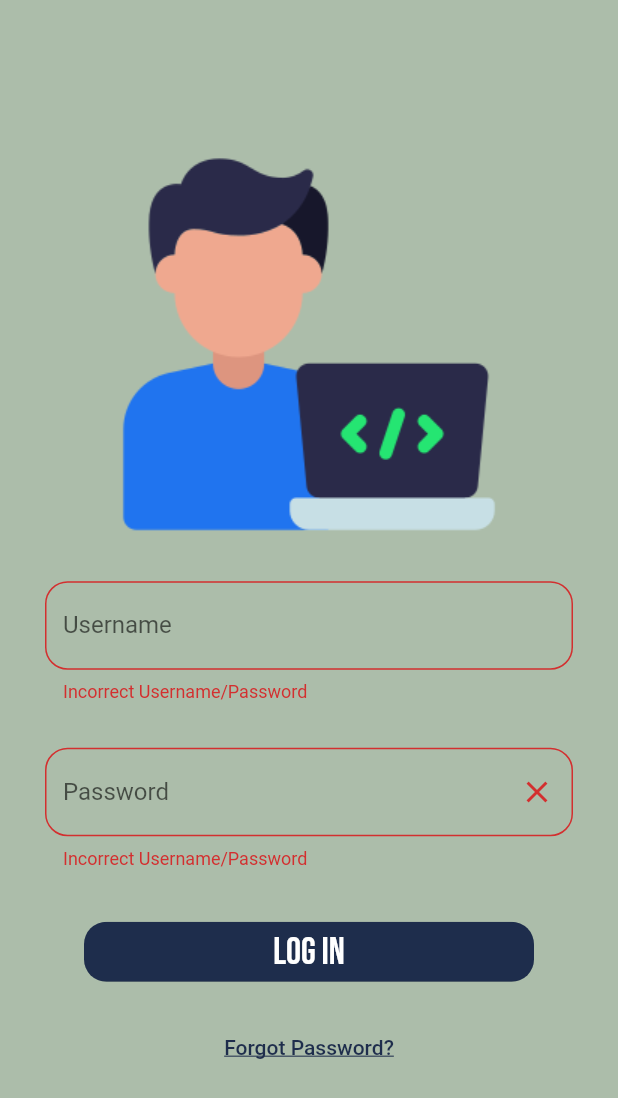
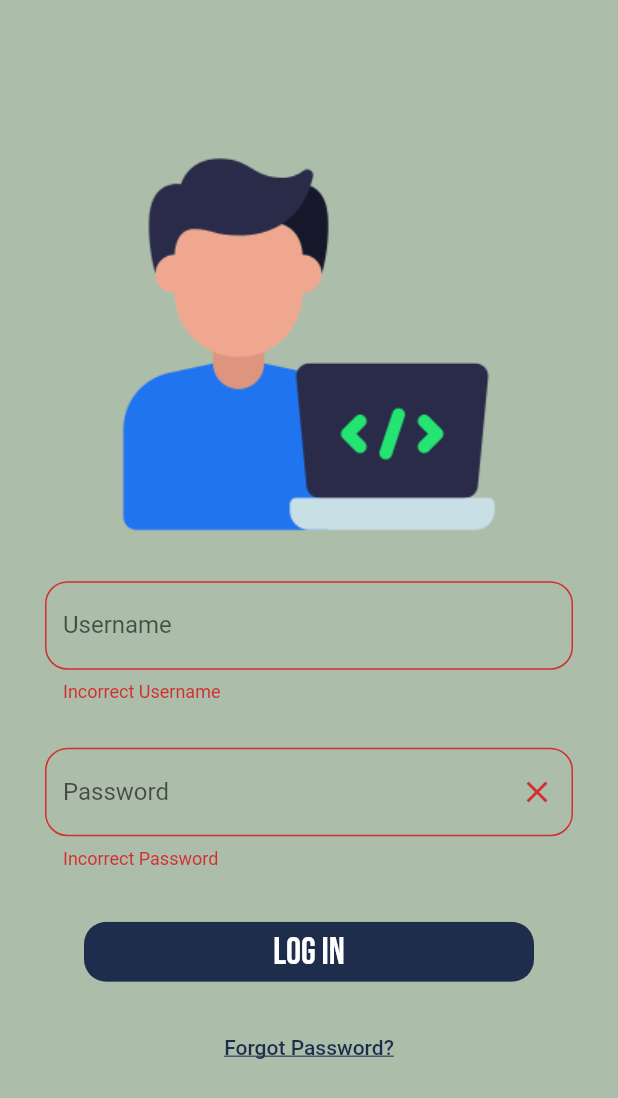
Before and after one commit to christiandarvs/Progress_Status, a Flutter app: the screen it shows after launch, after a tap on "LOG IN", on a phone screen of 412 x 824 dp. Shown: the top 1098 px of the screen. Run offline on Flutter 3.47's test engine with Material 2 defaults, Android fonts, the phone set to English and light mode, and no system bars; our stand-ins replace google_fonts.

Commit message:
change error message

```diff
--- a/lib/login_page.dart
+++ b/lib/login_page.dart
@@ -13,7 +13,8 @@ final usernameController = TextEditingController();
 final passwordController = TextEditingController();
 String username = '';
 String password = '';
-const errorText = 'Incorrect Username/Password';
+const errorUsername = 'Incorrect Username';
+const errorPassword = 'Incorrect Password';
 bool incorrectDetails = false;
 
 class _LoginPageState extends State<LoginPage> {
@@ -41,7 +42,7 @@ class _LoginPageState extends State<LoginPage> {
                   },
                   textInputAction: TextInputAction.next,
                   decoration: InputDecoration(
-                      errorText: incorrectDetails ? errorText : null,
+                      errorText: incorrectDetails ? errorUsername : null,
                       labelText: 'Username',
                       border: OutlineInputBorder(
                           borderRadius: BorderRadius.circular(15))),
@@ -67,7 +68,7 @@ class _LoginPageState extends State<LoginPage> {
                           password = '';
                         },
                       ),
-                      errorText: incorrectDetails ? errorText : null,
+                      errorText: incorrectDetails ? errorPassword : null,
                       border: OutlineInputBorder(
                           borderRadius: BorderRadius.circular(15))),
                 ),
```
